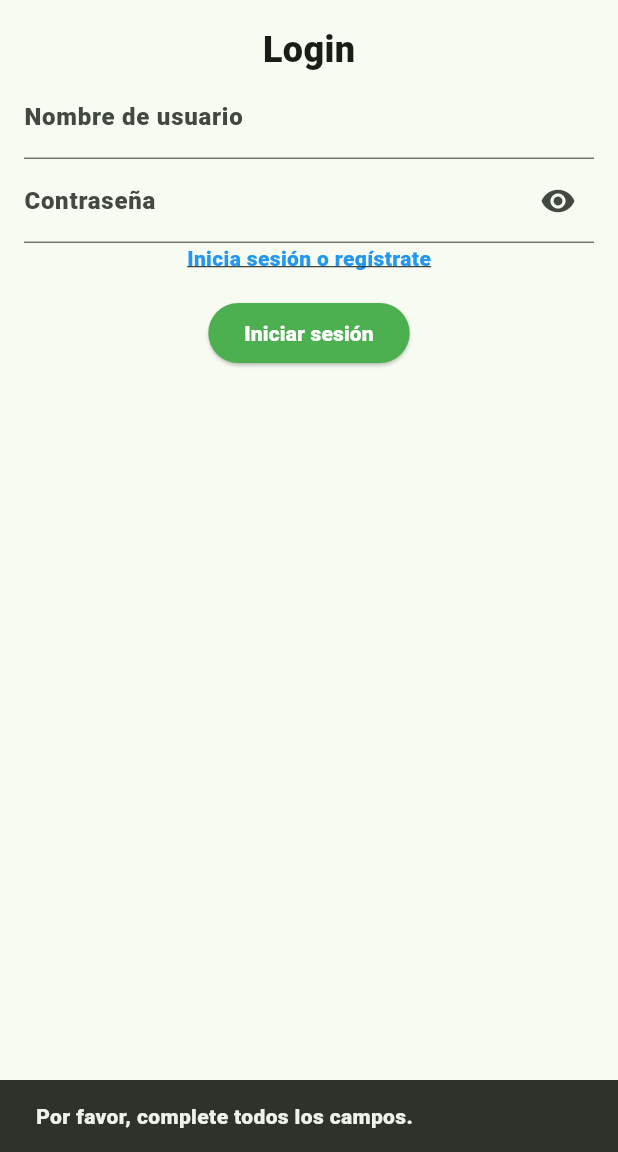
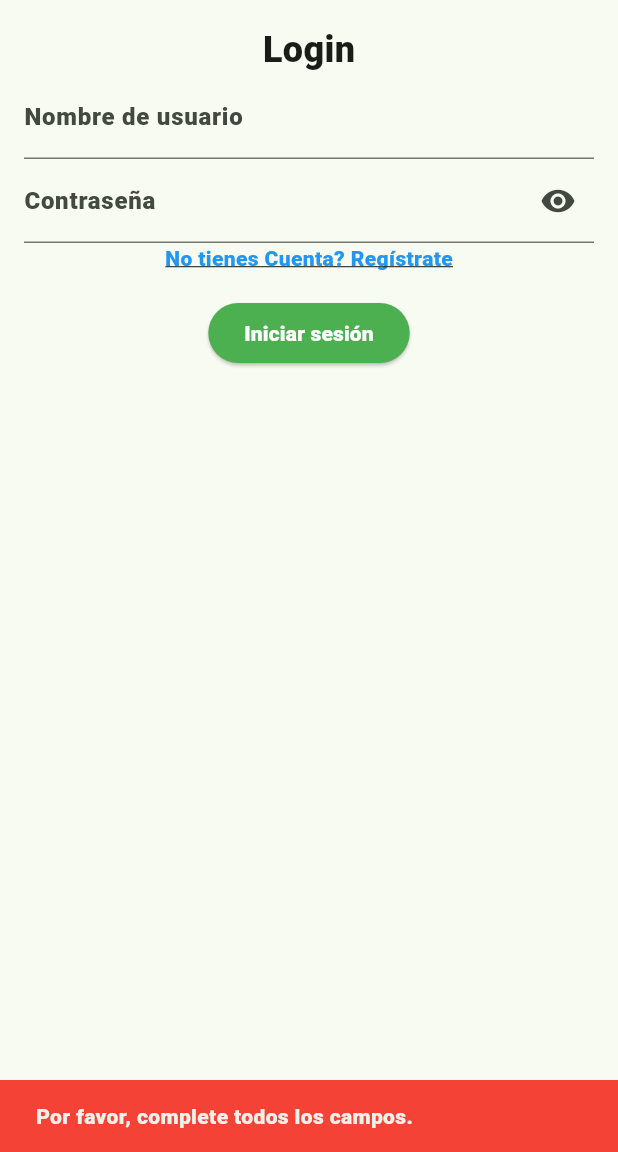
Before and after one commit to MarcelaM18/Aplicacion_Movil2, a Flutter app: the screen it shows after launch, after a tap on "Iniciar sesión", on a phone screen of 412 x 824 dp, the part 84-1236 px from its top. Run offline on Flutter 3.47's test engine with Material 2 defaults, Android fonts, the light colour scheme and no system bars; our stand-ins replace carousel_slider.

Commit message:
color en snackbar commit

```diff
--- a/lib/presentation/screens/login_page.dart
+++ b/lib/presentation/screens/login_page.dart
@@ -31,10 +31,11 @@ class _LoginPageState extends State<LoginPage> {
       ScaffoldMessenger.of(context).showSnackBar(
         const SnackBar(
           content: Text('Inicio de sesión exitoso'),
+          backgroundColor: Colors.green,
         ),
       );
 
-      Future.delayed(const Duration(seconds: 2), () {
+      Future.delayed(const Duration(seconds: 1), () {
         Navigator.push(
           context,
           MaterialPageRoute(builder: (context) => const Home()),
@@ -44,6 +45,7 @@ class _LoginPageState extends State<LoginPage> {
       ScaffoldMessenger.of(context).showSnackBar(
         const SnackBar(
           content: Text('Usuario o Contraseña incorrectas'),
+          backgroundColor: Colors.red,
         ),
       );
     }
@@ -53,7 +55,7 @@ class _LoginPageState extends State<LoginPage> {
   Widget build(BuildContext context) {
     return Scaffold(
       appBar: const MenuAppbar(centerTitle: true, showMenu: false),
-      body: SingleChildScrollView( // Agregar SingleChildScrollView aquí
+      body: SingleChildScrollView(
         child: Padding(
           padding: const EdgeInsets.all(16.0),
           child: Column(
@@ -87,7 +89,7 @@ class _LoginPageState extends State<LoginPage> {
                   );
                 },
                 child: const Text(
-                  'Inicia sesión o regístrate',
+                  'No tienes Cuenta? Regístrate',
                   style: TextStyle(
                     color: Colors.blue,
                     decoration: TextDecoration.underline,
@@ -110,8 +112,10 @@ class _LoginPageState extends State<LoginPage> {
                       ScaffoldMessenger.of(context).showSnackBar(
                         const SnackBar(
                           content: Text('Por favor, complete todos los campos.'),
+                          backgroundColor: Colors.red,
+
                         ),
-                      );
+                    );
                     }
                   },
                   style: ElevatedButton.styleFrom(
--- a/lib/presentation/screens/usuario_registration_screen.dart
+++ b/lib/presentation/screens/usuario_registration_screen.dart
@@ -33,10 +33,11 @@ class _UsuarioRegistrationScreenState extends State<UsuarioRegistrationScreen> {
     ScaffoldMessenger.of(context).showSnackBar(
       const SnackBar(
         content: Text('Registro exitoso'),
+        backgroundColor: Colors.green,
       ),
     );
 
-    Future.delayed(const Duration(seconds: 2), () {
+    Future.delayed(const Duration(seconds: 1), () {
       Navigator.pop(context);
     });
   }
@@ -81,6 +82,7 @@ class _UsuarioRegistrationScreenState extends State<UsuarioRegistrationScreen> {
                       ScaffoldMessenger.of(context).showSnackBar(
                         const SnackBar(
                           content: Text('Por favor, complete todos los campos.'),
+                          backgroundColor: Colors.red,
                         ),
                       );
                     }
--- a/lib/presentation/widgets/menu_appbar.dart
+++ b/lib/presentation/widgets/menu_appbar.dart
@@ -44,7 +44,9 @@ class MenuAppbar extends StatelessWidget implements PreferredSizeWidget {
                               // Cerrar el diálogo
                               Navigator.of(context).pop();
                             },
-                            child: const Text('No'),
+                            child: const Text('No', style: TextStyle(
+                            color: Colors.red),
+                          ),
                           ),
                         ],
                       );
```
